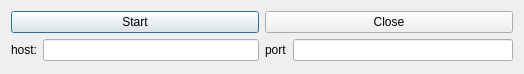
bk-ru/OneDayCode, file tcp_chat/server/server/network.ui: the form before one commit.
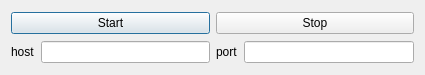
The form after the commit.

```diff
--- a/tcp_chat/server/server/network.ui
+++ b/tcp_chat/server/server/network.ui
@@ -6,10 +6,16 @@
    <rect>
     <x>0</x>
     <y>0</y>
-    <width>524</width>
-    <height>74</height>
+    <width>425</width>
+    <height>75</height>
    </rect>
   </property>
+  <property name="minimumSize">
+   <size>
+    <width>425</width>
+    <height>75</height>
+   </size>
+  </property>
   <property name="windowTitle">
    <string>Dialog</string>
   </property>
@@ -28,7 +34,7 @@
        <item>
         <widget class="QLabel" name="label">
          <property name="text">
-          <string>host:</string>
+          <string>host</string>
          </property>
         </widget>
        </item>
@@ -44,7 +50,7 @@
      <item>
       <widget class="QPushButton" name="disconnect">
        <property name="text">
-        <string>Close</string>
+        <string>Stop</string>
        </property>
       </widget>
      </item>
```
